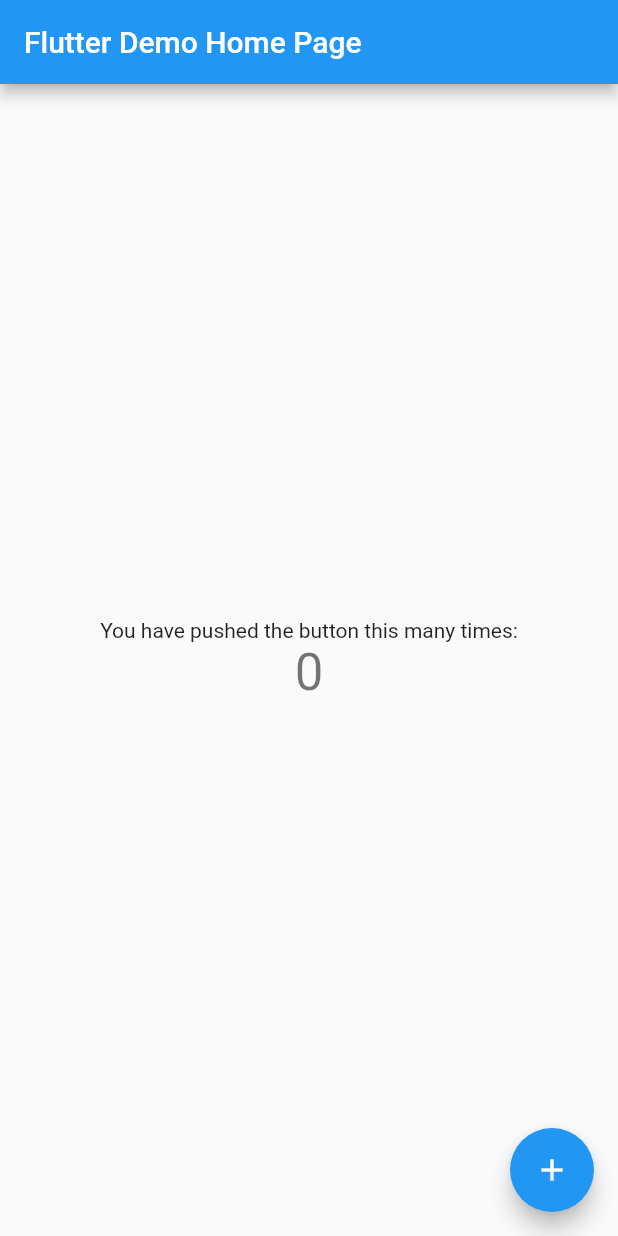
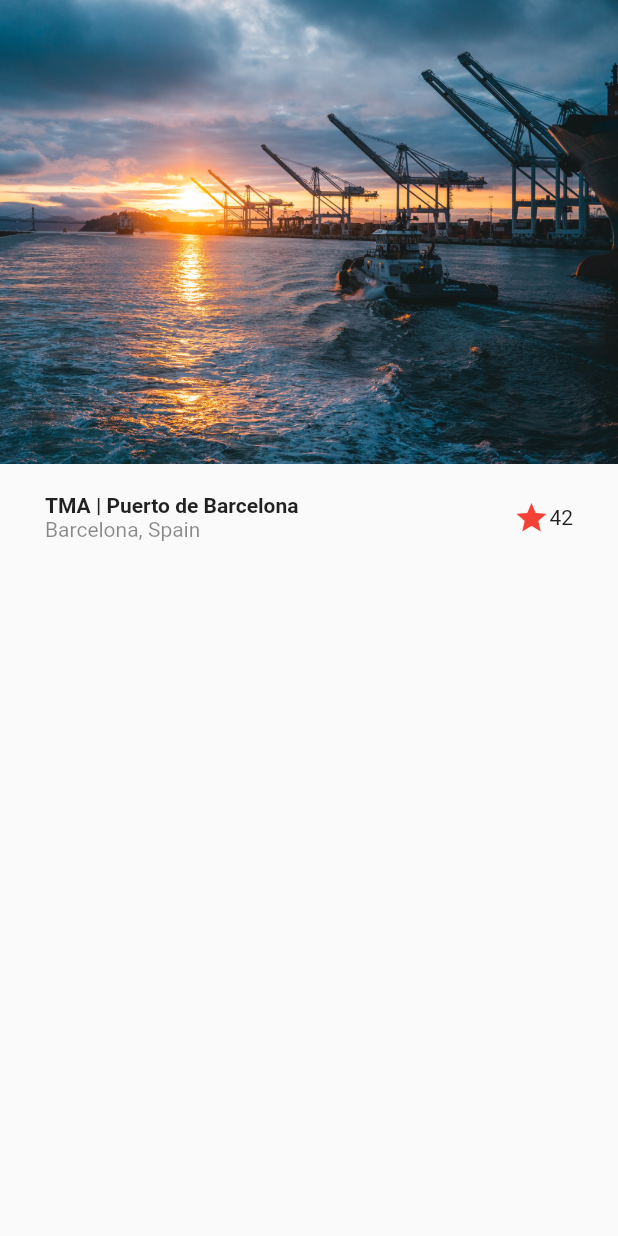
Before and after one commit to GitRockie/minka-design-app, a Flutter app: the screen it shows after launch, on a phone screen of 412 x 824 dp. Run offline on Flutter 3.47's test engine with Material 2 defaults, Android fonts, the phone set to English and light mode, and no system bars.

Commit message:
Main.dart works
InitialRoutes and Routes Create
Basic Design Screen
Open Assets in pubspec
Import photos
screen design
Title() extract

```diff
--- a/lib/main.dart
+++ b/lib/main.dart
@@ -1,115 +1,21 @@
 import 'package:flutter/material.dart';
 
-void main() {
-  runApp(const MyApp());
-}
+import 'package:minka_design_app/source/screens/basic_design.dart';
+
+void main() => runApp(const MyApp());
 
 class MyApp extends StatelessWidget {
   const MyApp({super.key});
 
-  // This widget is the root of your application.
   @override
   Widget build(BuildContext context) {
     return MaterialApp(
-      title: 'Flutter Demo',
-      theme: ThemeData(
-        // This is the theme of your application.
-        //
-        // Try running your application with "flutter run". You'll see the
-        // application has a blue toolbar. Then, without quitting the app, try
-        // changing the primarySwatch below to Colors.green and then invoke
-        // "hot reload" (press "r" in the console where you ran "flutter run",
-        // or simply save your changes to "hot reload" in a Flutter IDE).
-        // Notice that the counter didn't reset back to zero; the application
-        // is not restarted.
-        primarySwatch: Colors.blue,
-      ),
-      home: const MyHomePage(title: 'Flutter Demo Home Page'),
+      debugShowCheckedModeBanner: false,
+      title: 'Material App',
+      initialRoute: 'basic-design',
+      routes: {
+        'basic-design': (_) => const BasicDesignScreen(),
+      },
     );
   }
 }
-
-class MyHomePage extends StatefulWidget {
-  const MyHomePage({super.key, required this.title});
-
-  // This widget is the home page of your application. It is stateful, meaning
-  // that it has a State object (defined below) that contains fields that affect
-  // how it looks.
-
-  // This class is the configuration for the state. It holds the values (in this
-  // case the title) provided by the parent (in this case the App widget) and
-  // used by the build method of the State. Fields in a Widget subclass are
-  // always marked "final".
-
-  final String title;
-
-  @override
-  State<MyHomePage> createState() => _MyHomePageState();
-}
-
-class _MyHomePageState extends State<MyHomePage> {
-  int _counter = 0;
-
-  void _incrementCounter() {
-    setState(() {
-      // This call to setState tells the Flutter framework that something has
-      // changed in this State, which causes it to rerun the build method below
-      // so that the display can reflect the updated values. If we changed
-      // _counter without calling setState(), then the build method would not be
-      // called again, and so nothing would appear to happen.
-      _counter++;
-    });
-  }
-
-  @override
-  Widget build(BuildContext context) {
-    // This method is rerun every time setState is called, for instance as done
-    // by the _incrementCounter method above.
-    //
-    // The Flutter framework has been optimized to make rerunning build methods
-    // fast, so that you can just rebuild anything that needs updating rather
-    // than having to individually change instances of widgets.
-    return Scaffold(
-      appBar: AppBar(
-        // Here we take the value from the MyHomePage object that was created by
-        // the App.build method, and use it to set our appbar title.
-        title: Text(widget.title),
-      ),
-      body: Center(
-        // Center is a layout widget. It takes a single child and positions it
-        // in the middle of the parent.
-        child: Column(
-          // Column is also a layout widget. It takes a list of children and
-          // arranges them vertically. By default, it sizes itself to fit its
-          // children horizontally, and tries to be as tall as its parent.
-          //
-          // Invoke "debug painting" (press "p" in the console, choose the
-          // "Toggle Debug Paint" action from the Flutter Inspector in Android
-          // Studio, or the "Toggle Debug Paint" command in Visual Studio Code)
-          // to see the wireframe for each widget.
-          //
-          // Column has various properties to control how it sizes itself and
-          // how it positions its children. Here we use mainAxisAlignment to
-          // center the children vertically; the main axis here is the vertical
-          // axis because Columns are vertical (the cross axis would be
-          // horizontal).
-          mainAxisAlignment: MainAxisAlignment.center,
-          children: <Widget>[
-            const Text(
-              'You have pushed the button this many times:',
-            ),
-            Text(
-              '$_counter',
-              style: Theme.of(context).textTheme.headline4,
-            ),
-          ],
-        ),
-      ),
-      floatingActionButton: FloatingActionButton(
-        onPressed: _incrementCounter,
-        tooltip: 'Increment',
-        child: const Icon(Icons.add),
-      ), // This trailing comma makes auto-formatting nicer for build methods.
-    );
-  }
-}
--- /dev/null
+++ b/lib/source/screens/basic_design.dart
@@ -0,0 +1,53 @@
+import 'package:flutter/material.dart';
+
+class BasicDesignScreen extends StatelessWidget {
+  const BasicDesignScreen({Key? key}) : super(key: key);
+
+  @override
+  Widget build(BuildContext context) {
+    return Scaffold(
+        body: Column(
+      children: const [
+        Image(
+          image: AssetImage('assets/port-bay.jpg'),
+        ),
+
+        //Title Widget
+        Title(),
+      ],
+    ));
+  }
+}
+
+class Title extends StatelessWidget {
+  const Title({
+    Key? key,
+  }) : super(key: key);
+
+  @override
+  Widget build(BuildContext context) {
+    return Container(
+      margin: const EdgeInsets.symmetric(horizontal: 30, vertical: 20),
+      child: Row(
+        children: [
+          Column(
+            crossAxisAlignment: CrossAxisAlignment.start,
+            children: const [
+              Text(
+                'TMA | Puerto de Barcelona',
+                style: TextStyle(fontWeight: FontWeight.bold),
+              ),
+              Text(
+                'Barcelona, Spain',
+                style: TextStyle(color: Colors.black45),
+              ),
+            ],
+          ),
+          Expanded(child: Container()),
+          const Icon(Icons.star, color: Colors.red),
+          const Text('42'),
+        ],
+      ),
+    );
+  }
+}
```
Also changed, not shown: pubspec.yaml (+4 -6 lines), assets/cargo.jpg (added), assets/drell-gold.jpg (added), assets/factory-clean.jpg (added), assets/pipes-sky.jpg (added), assets/port-bay.jpg (added), 2 other files.
